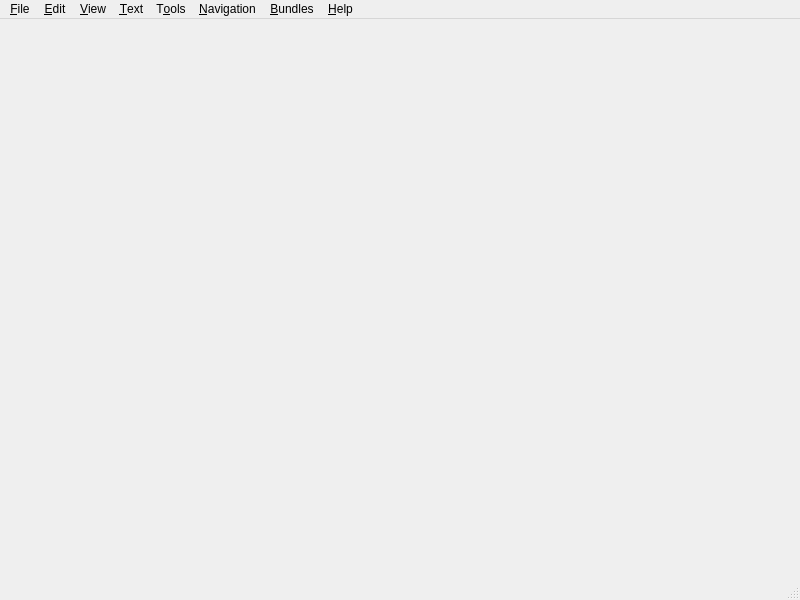
Before: the Qt Designer form src/prymatex/gui/ui_files/mainwindow.ui in prymatex/prymatex, drawn with Qt 5.
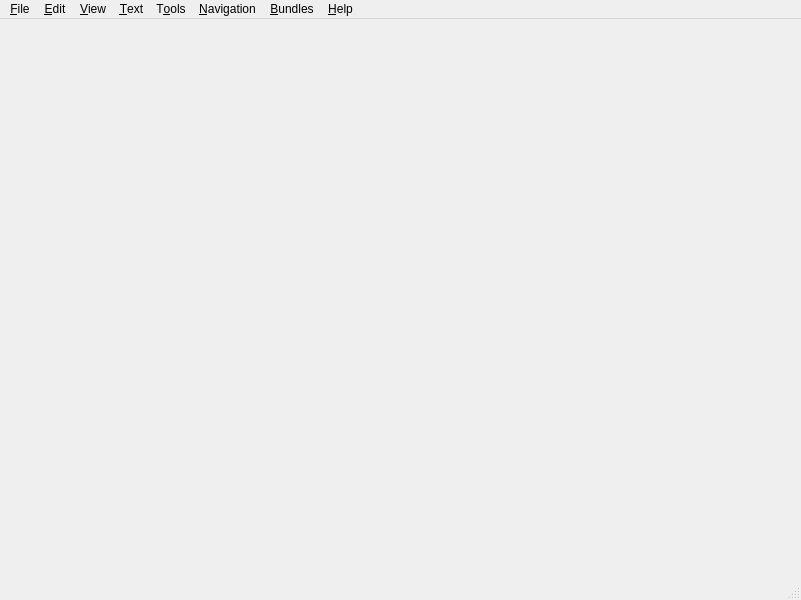
After: the same form once the commit is applied. Icons and pictures are not drawn. Custom widgets are drawn as their Qt base class.

```diff
--- a/src/prymatex/gui/ui_files/mainwindow.ui
+++ b/src/prymatex/gui/ui_files/mainwindow.ui
@@ -6,7 +6,7 @@
    <rect>
     <x>0</x>
     <y>0</y>
-    <width>800</width>
+    <width>801</width>
     <height>600</height>
    </rect>
   </property>
@@ -25,8 +25,8 @@
     <rect>
      <x>0</x>
      <y>0</y>
-     <width>800</width>
-     <height>20</height>
+     <width>801</width>
+     <height>27</height>
     </rect>
    </property>
    <widget class="QMenu" name="menuFile">
```
Left out of the diff: 46 changed lines with no effect on the pictures.
